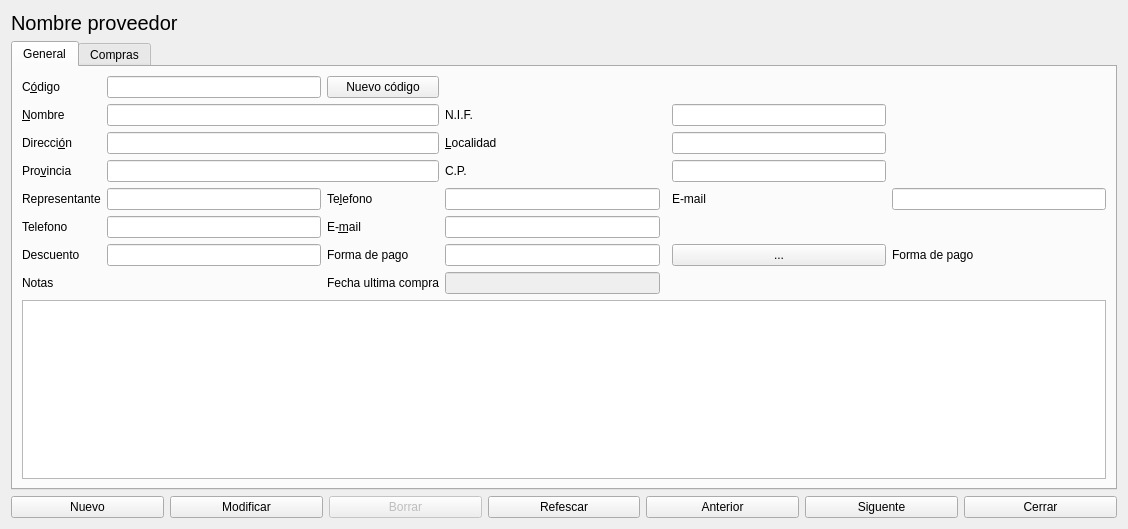
Old version of the form proveedores.ui in the repository Ladis72/tienda.
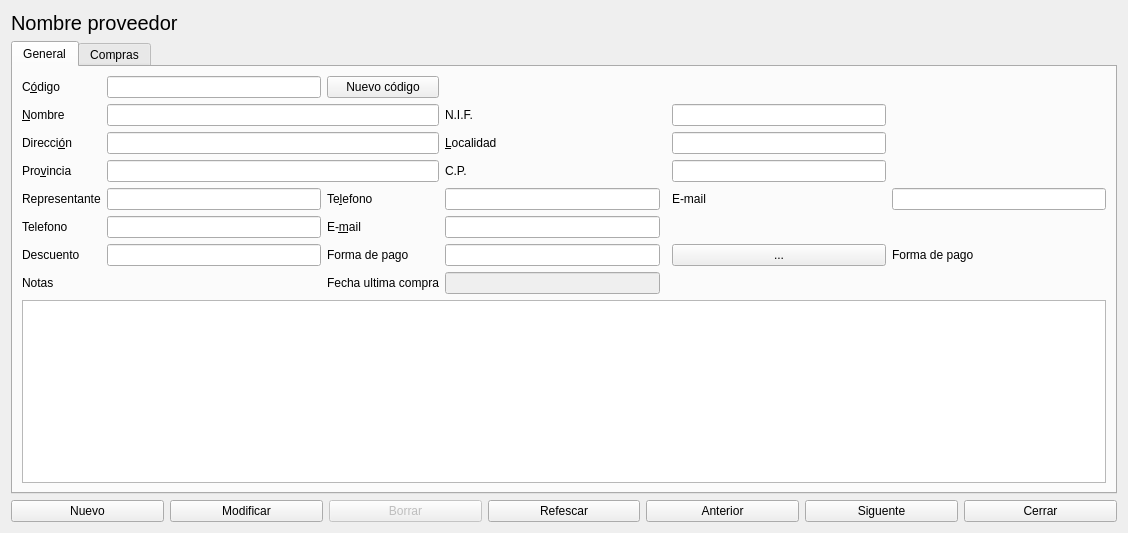
New version of the form.

Patch:
```diff
--- a/proveedores.ui
+++ b/proveedores.ui
@@ -7,7 +7,7 @@
     <x>0</x>
     <y>0</y>
     <width>1128</width>
-    <height>529</height>
+    <height>533</height>
    </rect>
   </property>
   <property name="windowTitle">
```
